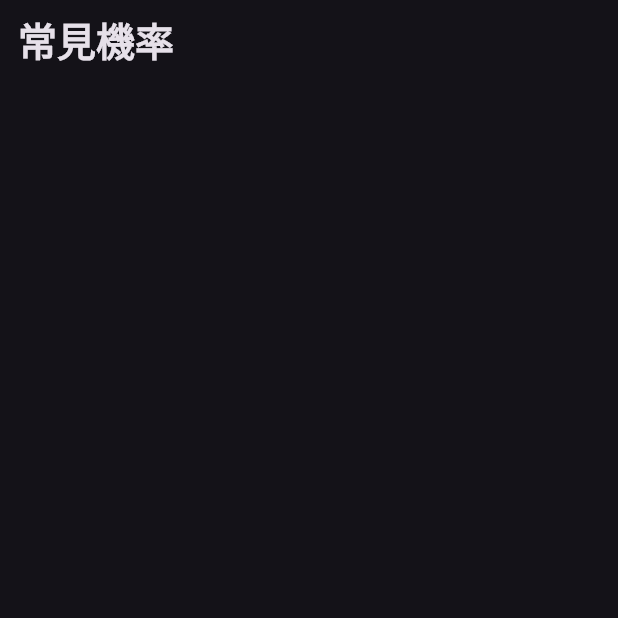
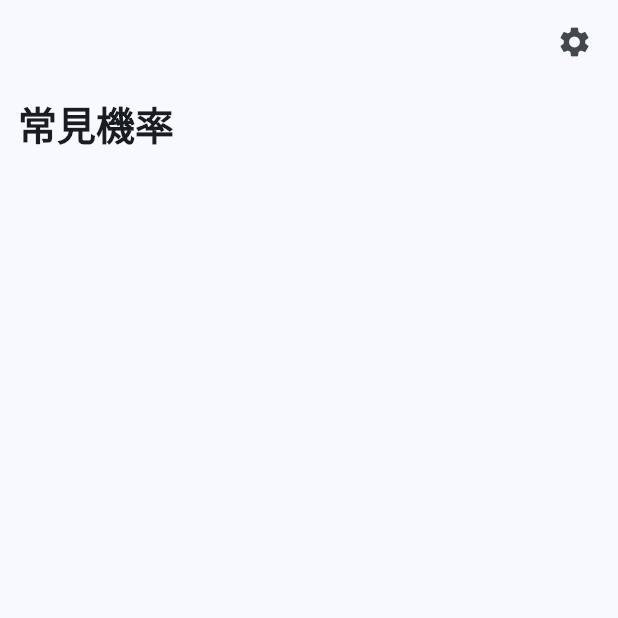
Before and after one commit to tony-kcl/poker_range, a Flutter app: the screen it shows after launch, on a phone screen of 412 x 824 dp, the top half of it. Run offline on Flutter 3.47's test engine with Material 3 defaults, Android fonts, the light colour scheme and no system bars; our stand-ins replace equatable, flutter_bloc, fluttertoast, go_router, localization, shared_preferences; Roboto replaces fonts that are missing (open_sans); statements that could not run were skipped.

Commit message:
Setup theme

```diff
--- a/lib/main.dart
+++ b/lib/main.dart
@@ -12,6 +12,7 @@ import 'package:poker_range/page/probability_page/bloc/probability_bloc.dart';
 import 'package:poker_range/page/set_range_page/set_range_page.dart';
 import 'package:poker_range/repository/probability/probability_impl.dart';
 import 'package:poker_range/route/routes.dart';
+import 'package:poker_range/theme/theme.dart';
 import 'package:poker_range/theme/theme_cubit.dart';
 import 'package:poker_range/widget/range_table/range_table.dart';
 import 'package:shared_preferences/shared_preferences.dart';
@@ -47,15 +48,16 @@ class App extends StatelessWidget {
     return MultiBlocProvider(
       providers: [
         BlocProvider(
-          create: (_) => ThemeCubit(),
+          create: (_) => ThemeCubit(Colors.blue),
         ),
         BlocProvider(create: (_) => ProbabilityBloc(ProbabilitySharedPreferenceImpl(prefs))..add(ProbabilitySetupRecordsEvent()))
       ],
-      child: BlocBuilder<ThemeCubit, ThemeData>(
+      child: BlocBuilder<ThemeCubit, MyThemeData>(
         builder: (context, theme) {
+          print('update theme');
           return MaterialApp.router(
             debugShowCheckedModeBanner: false,
-            theme: theme,
+            theme: theme.themeData,
             // localizationsDelegates: [
             //   GlobalMaterialLocalizations.delegate,
             //   GlobalWidgetsLocalizations.delegate,
--- a/lib/page/menu_page.dart/menu_page.dart
+++ b/lib/page/menu_page/menu_page.dart
@@ -9,6 +9,19 @@ class MenuPage extends StatelessWidget {
   Widget build(BuildContext context) {
     final theme = Theme.of(context);
     return Scaffold(
+      appBar: AppBar(
+        actions: [
+          IconButton(
+            onPressed: () {
+              context.pushNamed(Routes.settingPage);
+            },
+            icon: const Icon(
+              Icons.settings,
+            ),
+          ),
+          const SizedBox(width: 5,),
+        ],
+      ),
       body: SafeArea(
         child: Column(
           children: [
--- a/lib/page/page.dart
+++ b/lib/page/page.dart
@@ -1,3 +1,5 @@
-export 'menu_page.dart/menu_page.dart';
+export 'menu_page/menu_page.dart';
 export 'set_range_page/set_range_page.dart';
 export 'probability_page/probability_page.dart';
+export 'setting_page/setting_page.dart';
+export 'theme_page/theme_page.dart';
--- a/lib/page/probability_page/probability_page.dart
+++ b/lib/page/probability_page/probability_page.dart
@@ -25,7 +25,7 @@ class ProbabilityPage extends StatelessWidget {
                   context.read<ProbabilityBloc>().add(ProbabilityToggleModifyEvent(!state.isModifying));
                 },
                 child: Text(
-                  '編輯',
+                  state.isModifying ? '完成' : '編輯',
                   style: theme.textTheme.titleLarge,
                 ),
               ),
--- a/lib/route/routes.dart
+++ b/lib/route/routes.dart
@@ -1,3 +1,4 @@
+import 'package:flutter/cupertino.dart';
 import 'package:go_router/go_router.dart';
 import 'package:poker_range/model/ten_people_range_table.dart';
 import 'package:poker_range/page/page.dart';
@@ -13,6 +14,12 @@ class Routes {
 
   static const String probabilityPage = 'probabilityPage';
   static const String _probabilityRoute = '/probabilityRoute';
+
+  static const String settingPage = 'settingPage';
+  static const String _settingRoute = '/settingRoute';
+
+  static const String themePage = 'themePage';
+  static const String _themeRoute = '/themeRoute';
 
   static final router = GoRouter(
     initialLocation: _menuRoute,
@@ -32,6 +39,24 @@ class Routes {
         name: probabilityPage,
         builder: (context, state) => const ProbabilityPage(),
       ),
+      GoRoute(
+        path: _themeRoute,
+        name: themePage,
+        builder: (context, state) => const ThemePage(),
+      ),
+      GoRoute(
+        path: _settingRoute,
+        name: settingPage,
+        pageBuilder: (context, state) {
+          return CustomTransitionPage(
+            child: const SettingPage(),
+            transitionsBuilder: (context, animation, secondaryAnimation, child) => FadeTransition(
+              opacity: CurveTween(curve: Curves.easeInOutCirc).animate(animation),
+              child: child,
+            )
+          );
+        },
+      ),
     ],
   );
 }
--- a/lib/theme/theme.dart
+++ b/lib/theme/theme.dart
@@ -1,12 +1,32 @@
 import 'package:flutter/material.dart';
 import 'package:poker_range/theme/text/text_theme.dart';
+
+class MyThemeData {
+  MyThemeData({
+    required this.themeData,
+    required this.seedColor,
+  });
+
+  final ThemeData themeData;
+  final Color seedColor;
+
+  MyThemeData copyWith({
+    ThemeData? themeData,
+    Color? seedColor,
+  }) {
+    return MyThemeData(
+      seedColor: seedColor ?? this.seedColor,
+      themeData: themeData ?? this.themeData,
+    );
+  }
+}
 
 class BaseTheme {
   BaseTheme._();
 
-  static ThemeData createThemeData() {
+  static ThemeData createThemeData(Color seedColor, {Brightness? brightness}) {
     return ThemeData(
-      brightness: Brightness.dark,
+      colorScheme: ColorScheme.fromSeed(seedColor: seedColor, brightness: brightness ?? Brightness.light),
       textTheme: TextTheme(
         displayLarge: BaseTextTheme.h1,
         displayMedium: BaseTextTheme.h2,
--- a/lib/theme/theme_cubit.dart
+++ b/lib/theme/theme_cubit.dart
@@ -2,12 +2,18 @@ import 'package:flutter/material.dart';
 import 'package:flutter_bloc/flutter_bloc.dart';
 import 'package:poker_range/theme/theme.dart';
 
-class ThemeCubit extends Cubit<ThemeData> {
-  ThemeCubit() : super(BaseTheme.createThemeData());
+class ThemeCubit extends Cubit<MyThemeData> {
+  ThemeCubit(Color seedColor) : super(MyThemeData(themeData: BaseTheme.createThemeData(seedColor, brightness: Brightness.light), seedColor: seedColor,));
 
-  changeTheme(Color seedColor) {
-    emit(BaseTheme.createThemeData().copyWith(
-      colorScheme: ColorScheme.fromSeed(seedColor: seedColor),
-    ));
+  changeTheme({Color? seedColor, bool? isBrightness}) {
+    emit(
+      MyThemeData(
+        themeData: BaseTheme.createThemeData(
+          seedColor ?? state.seedColor,
+          brightness: isBrightness != null ? isBrightness ? Brightness.light : Brightness.dark : state.themeData.brightness,
+        ),
+        seedColor: seedColor ?? state.seedColor,
+      )
+    );
   }
 }
```
Also changed, not shown: lib/page/setting_page/setting_page.dart (added, +50 -0 lines), lib/page/theme_page/theme_page.dart (added, +115 -0 lines).
